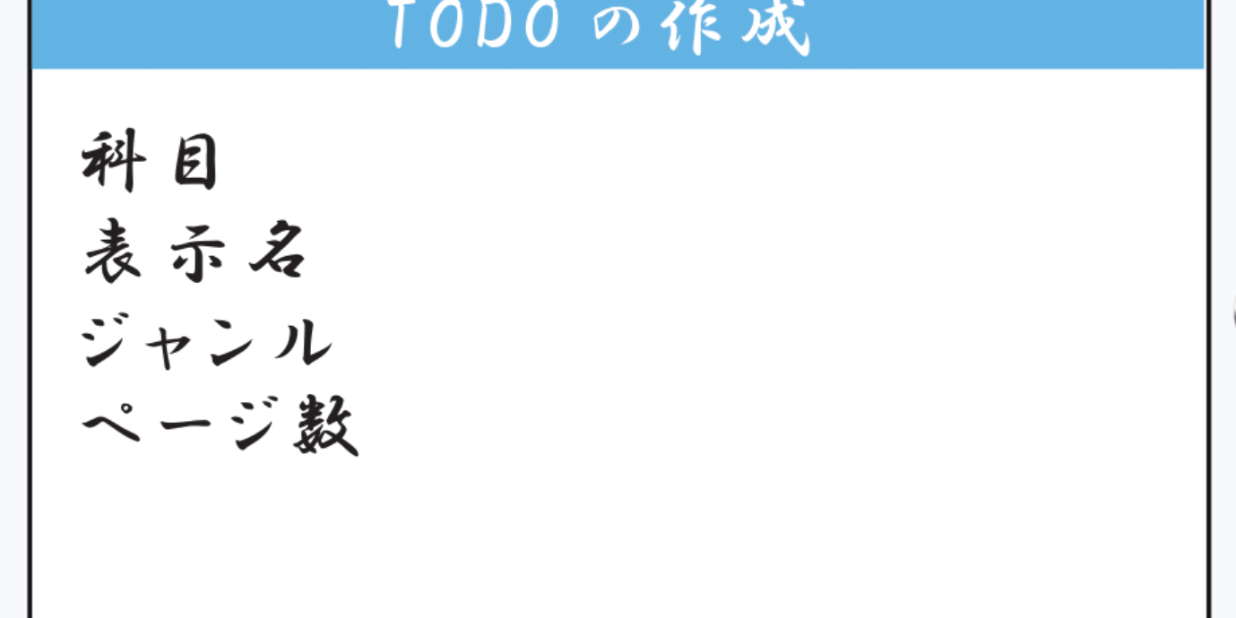
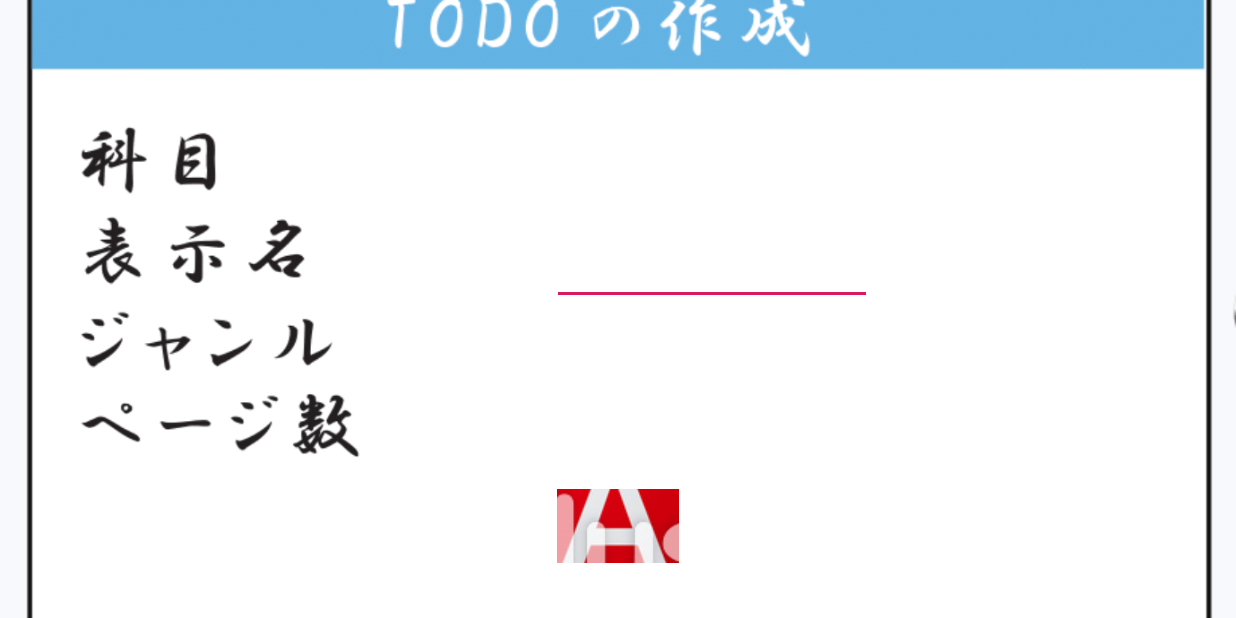
Before and after one commit to KOsyuki/Kakuben_AS, an Android app: the SakuseiActivity screen opened directly, with no data from a screen before it, on a phone screen of 824 x 412 dp (held sideways). Run offline under Robolectric (Android 15) with nearby library versions, the phone set to English and light mode, and no system bars.

Commit message:
データ渡し成功

```diff
--- a/app/src/main/res/layout/activity_sakusei.xml
+++ b/app/src/main/res/layout/activity_sakusei.xml
@@ -16,7 +16,32 @@
         android:src="@drawable/sakuseibg"
         app:layout_constraintBottom_toBottomOf="parent"
         app:layout_constraintEnd_toEndOf="parent"
+        app:layout_constraintHorizontal_bias="1.0"
         app:layout_constraintStart_toStartOf="parent"
-        app:layout_constraintTop_toTopOf="parent" />
+        app:layout_constraintTop_toTopOf="parent"
+        app:layout_constraintVertical_bias="0.0" />
+
+    <EditText
+        android:id="@+id/name"
+        android:layout_width="wrap_content"
+        android:layout_height="wrap_content"
+        android:layout_marginStart="368dp"
+        android:ems="10"
+        android:inputType="textPersonName"
+        app:layout_constraintBottom_toBottomOf="parent"
+        app:layout_constraintStart_toStartOf="@+id/imageView"
+        app:layout_constraintTop_toTopOf="@+id/imageView"
+        app:layout_constraintVertical_bias="0.431" />
+
+    <ImageButton
+        android:id="@+id/ok"
+        android:layout_width="81dp"
+        android:layout_height="49dp"
+        app:layout_constraintBottom_toBottomOf="@+id/imageView"
+        app:layout_constraintEnd_toEndOf="parent"
+        app:layout_constraintStart_toStartOf="@+id/imageView"
+        app:layout_constraintTop_toTopOf="parent"
+        app:layout_constraintVertical_bias="0.898"
+        app:srcCompat="@drawable/ok" />
 
 </androidx.constraintlayout.widget.ConstraintLayout>
```
Also changed, not shown: app/src/main/java/com/example/kakuben/SakuseiActivity.java (+21 -0 lines), app/src/main/java/com/example/kakuben/TODOlistActivity.java (+7 -0 lines), app/src/main/res/layout/activity_todolist.xml (+11 -0 lines), app/src/main/res/drawable-v24/ok.png (added).
